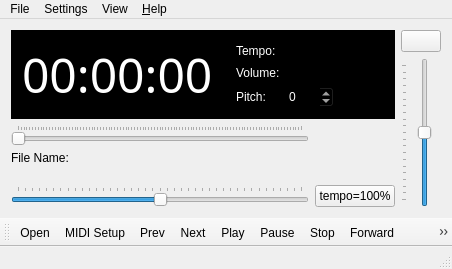
This is guiplayer.ui in pedrolcl/dmidiplayer as Qt 5 draws it before an edit. The edited form follows.
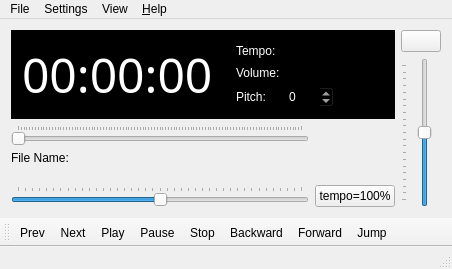
This is the edited form. Icons and pictures are not drawn. Custom widgets are drawn as their Qt base class.

What changed in the file:
```diff
--- a/guiplayer.ui
+++ b/guiplayer.ui
@@ -566,17 +566,14 @@
    <attribute name="toolBarBreak">
     <bool>false</bool>
    </attribute>
-   <addaction name="actionOpen"/>
-   <addaction name="actionMIDISetup"/>
    <addaction name="actionPrev"/>
    <addaction name="actionNext"/>
    <addaction name="actionPlay"/>
    <addaction name="actionPause"/>
    <addaction name="actionStop"/>
-   <addaction name="actionForward"/>
    <addaction name="actionBackward"/>
+   <addaction name="actionForward"/>
    <addaction name="actionJump"/>
-   <addaction name="actionQuit"/>
   </widget>
   <widget class="QStatusBar" name="myStatusBar"/>
   <action name="actionOpen">
```
Left out of the diff: 10 changed lines with no effect on the pictures.
